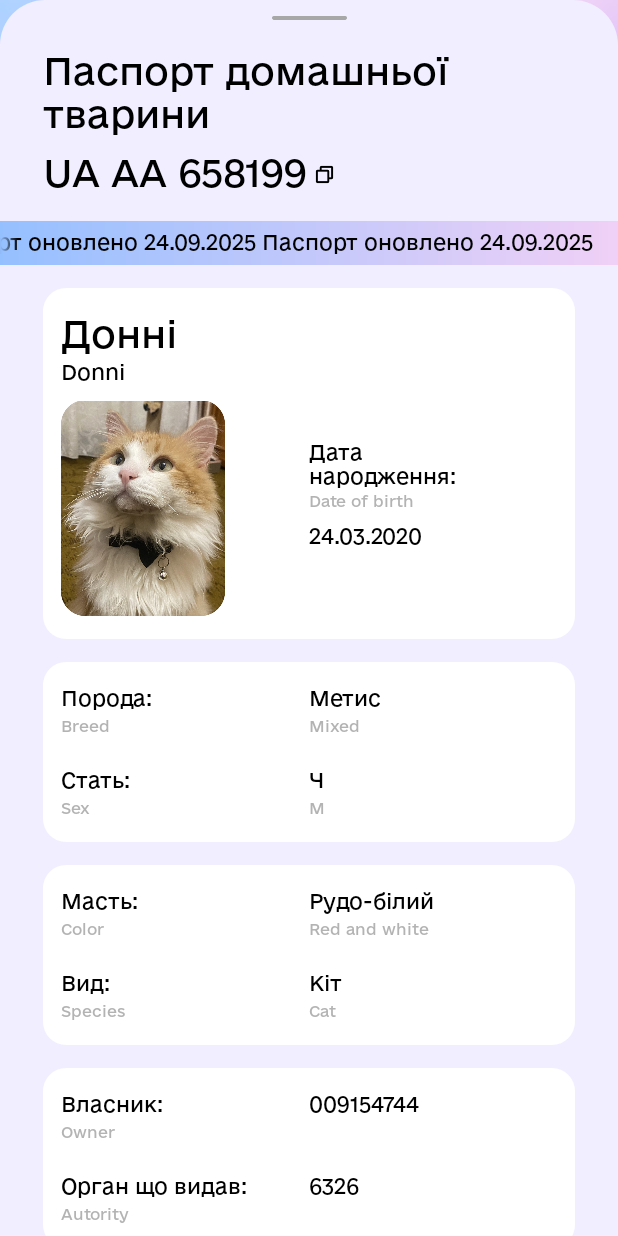
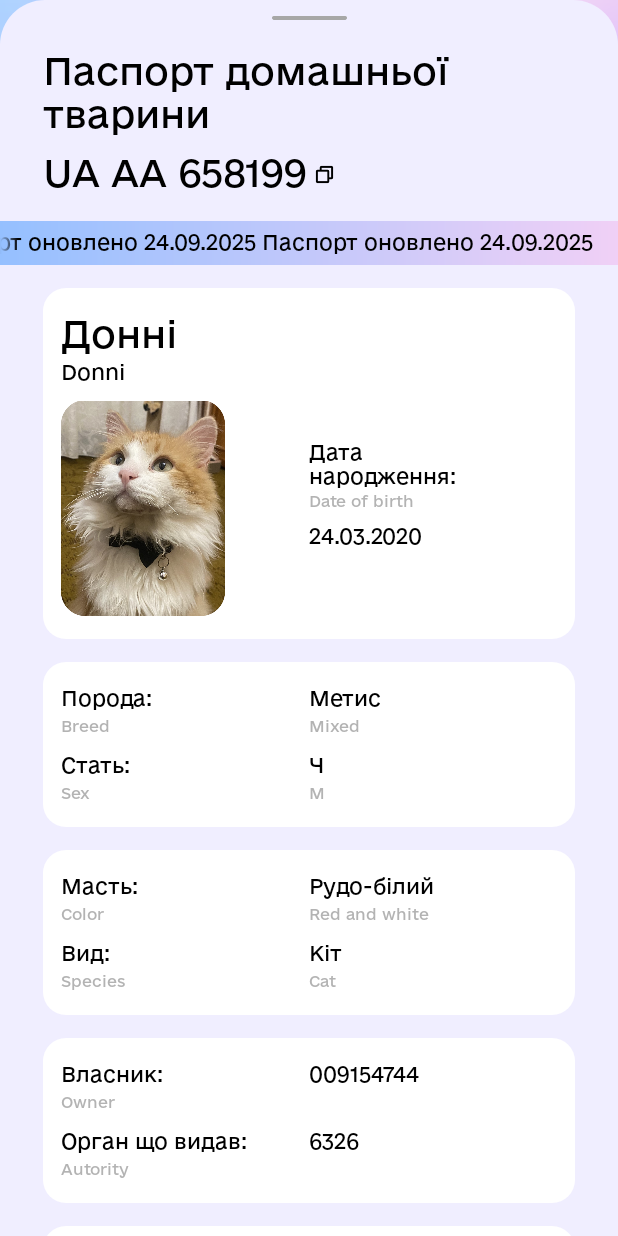
Before and after one commit to kozlov4/ePet, an Android app: the layout menu_passport_info.xml on its own in the app's theme, with its tools: preview values and no code run, on a phone screen of 412 x 824 dp. Run offline under Robolectric (Android 15) with nearby library versions, the phone set to English and light mode, and no system bars.

Commit message:
Виправлено меню

```diff
--- a/android/app/src/main/res/layout/menu_passport_info.xml
+++ b/android/app/src/main/res/layout/menu_passport_info.xml
@@ -255,7 +255,7 @@
                     android:layout_width="match_parent"
                     android:layout_height="wrap_content"
                     android:orientation="horizontal"
-                    android:layout_marginTop="20dp"
+                    android:layout_marginTop="10dp"
                     app:layout_constraintBottom_toBottomOf="parent"
                     app:layout_constraintEnd_toEndOf="parent"
                     app:layout_constraintStart_toStartOf="parent">
@@ -386,7 +386,7 @@
                     android:layout_width="match_parent"
                     android:layout_height="wrap_content"
                     android:orientation="horizontal"
-                    android:layout_marginTop="20dp"
+                    android:layout_marginTop="10dp"
                     app:layout_constraintBottom_toBottomOf="parent"
                     app:layout_constraintEnd_toEndOf="parent"
                     app:layout_constraintStart_toStartOf="parent">
@@ -507,7 +507,7 @@
                     android:layout_width="match_parent"
                     android:layout_height="wrap_content"
                     android:orientation="horizontal"
-                    android:layout_marginTop="20dp"
+                    android:layout_marginTop="10dp"
                     app:layout_constraintBottom_toBottomOf="parent"
                     app:layout_constraintEnd_toEndOf="parent"
                     app:layout_constraintStart_toStartOf="parent">
@@ -628,7 +628,7 @@
                     android:layout_width="match_parent"
                     android:layout_height="wrap_content"
                     android:orientation="horizontal"
-                    android:layout_marginTop="20dp"
+                    android:layout_marginTop="10dp"
                     app:layout_constraintBottom_toBottomOf="parent"
                     app:layout_constraintEnd_toEndOf="parent"
                     app:layout_constraintStart_toStartOf="parent">
@@ -676,7 +676,7 @@
                     android:layout_width="match_parent"
                     android:layout_height="wrap_content"
                     android:orientation="horizontal"
-                    android:paddingTop="20dp"
+                    android:paddingTop="10dp"
                     app:layout_constraintBottom_toBottomOf="parent"
                     app:layout_constraintEnd_toEndOf="parent"
                     app:layout_constraintStart_toStartOf="parent">
```
